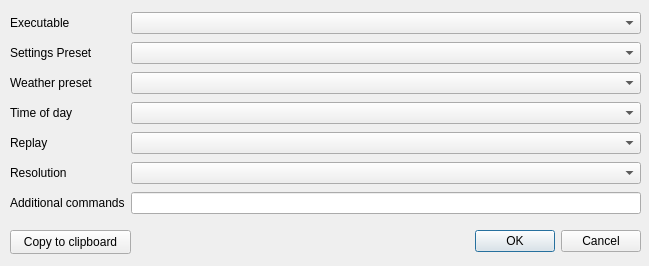
Above: source/viewer/widgets/TestRunnerDialog.ui from X-Plane/telemetry-viewer before the change. Below: the same form after it.
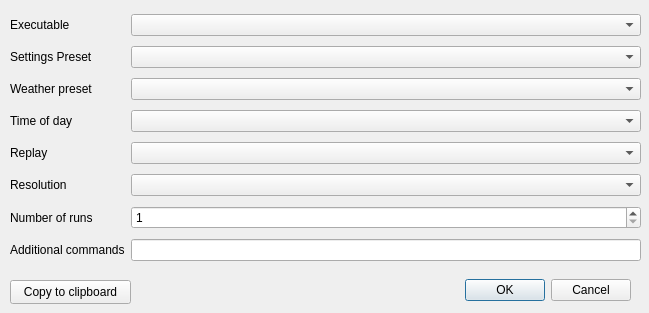
That is the form after the change.

Commit message: Added support for running FPS tests multiple times in a row

```diff
--- a/source/viewer/widgets/TestRunnerDialog.ui
+++ b/source/viewer/widgets/TestRunnerDialog.ui
@@ -7,7 +7,7 @@
     <x>0</x>
     <y>0</y>
     <width>649</width>
-    <height>266</height>
+    <height>313</height>
    </rect>
   </property>
   <property name="windowTitle">
@@ -16,8 +16,8 @@
   <widget class="QDialogButtonBox" name="buttonBox">
    <property name="geometry">
     <rect>
-     <x>300</x>
-     <y>221</y>
+     <x>290</x>
+     <y>270</y>
      <width>341</width>
      <height>41</height>
     </rect>
@@ -35,26 +35,23 @@
      <x>10</x>
      <y>10</y>
      <width>631</width>
-     <height>211</height>
+     <height>261</height>
     </rect>
    </property>
    <layout class="QGridLayout" name="gridLayout">
-    <item row="4" column="1">
-     <widget class="QComboBox" name="m_replay_file"/>
+    <item row="8" column="2">
+     <widget class="QLineEdit" name="m_additional_commands"/>
     </item>
-    <item row="0" column="1">
+    <item row="8" column="0">
+     <widget class="QLabel" name="label_5">
+      <property name="text">
+       <string>Additional commands</string>
+      </property>
+     </widget>
+    </item>
+    <item row="0" column="2">
      <widget class="QComboBox" name="m_executable"/>
     </item>
-    <item row="5" column="0">
-     <widget class="QLabel" name="label_6">
-      <property name="text">
-       <string>Resolution</string>
-      </property>
-     </widget>
-    </item>
-    <item row="1" column="1">
-     <widget class="QComboBox" name="m_settings_preset"/>
-    </item>
     <item row="2" column="0">
      <widget class="QLabel" name="label_3">
       <property name="text">
@@ -62,18 +59,8 @@
       </property>
      </widget>
     </item>
-    <item row="0" column="0">
-     <widget class="QLabel" name="label">
-      <property name="text">
-       <string>Executable</string>
-      </property>
-     </widget>
-    </item>
-    <item row="6" column="1">
-     <widget class="QLineEdit" name="m_additional_commands"/>
-    </item>
-    <item row="5" column="1">
-     <widget class="QComboBox" name="m_resolution_preset"/>
+    <item row="3" column="2">
+     <widget class="QComboBox" name="m_tod_box"/>
     </item>
     <item row="4" column="0">
      <widget class="QLabel" name="label_4">
@@ -82,20 +69,17 @@
       </property>
      </widget>
     </item>
-    <item row="6" column="0">
-     <widget class="QLabel" name="label_5">
+    <item row="0" column="0">
+     <widget class="QLabel" name="label">
       <property name="text">
-       <string>Additional commands</string>
+       <string>Executable</string>
       </property>
      </widget>
     </item>
-    <item row="2" column="1">
-     <widget class="QComboBox" name="m_weather_preset"/>
-    </item>
-    <item row="1" column="0">
-     <widget class="QLabel" name="label_2">
+    <item row="5" column="0">
+     <widget class="QLabel" name="label_6">
       <property name="text">
-       <string>Settings Preset</string>
+       <string>Resolution</string>
       </property>
      </widget>
     </item>
@@ -106,8 +90,41 @@
       </property>
      </widget>
     </item>
-    <item row="3" column="1">
-     <widget class="QComboBox" name="m_tod_box"/>
+    <item row="4" column="2">
+     <widget class="QComboBox" name="m_replay_file"/>
+    </item>
+    <item row="7" column="0">
+     <widget class="QLabel" name="label_8">
+      <property name="text">
+       <string>Number of runs</string>
+      </property>
+     </widget>
+    </item>
+    <item row="1" column="0">
+     <widget class="QLabel" name="label_2">
+      <property name="text">
+       <string>Settings Preset</string>
+      </property>
+     </widget>
+    </item>
+    <item row="5" column="2">
+     <widget class="QComboBox" name="m_resolution_preset"/>
+    </item>
+    <item row="1" column="2">
+     <widget class="QComboBox" name="m_settings_preset"/>
+    </item>
+    <item row="2" column="2">
+     <widget class="QComboBox" name="m_weather_preset"/>
+    </item>
+    <item row="7" column="2">
+     <widget class="QSpinBox" name="m_num_runs">
+      <property name="minimum">
+       <number>1</number>
+      </property>
+      <property name="maximum">
+       <number>5</number>
+      </property>
+     </widget>
     </item>
    </layout>
   </widget>
@@ -115,7 +132,7 @@
    <property name="geometry">
     <rect>
      <x>10</x>
-     <y>230</y>
+     <y>280</y>
      <width>121</width>
      <height>24</height>
     </rect>
```
Left out of the diff: 149 changed lines with no effect on the pictures. The commit also changes 3 other files.
